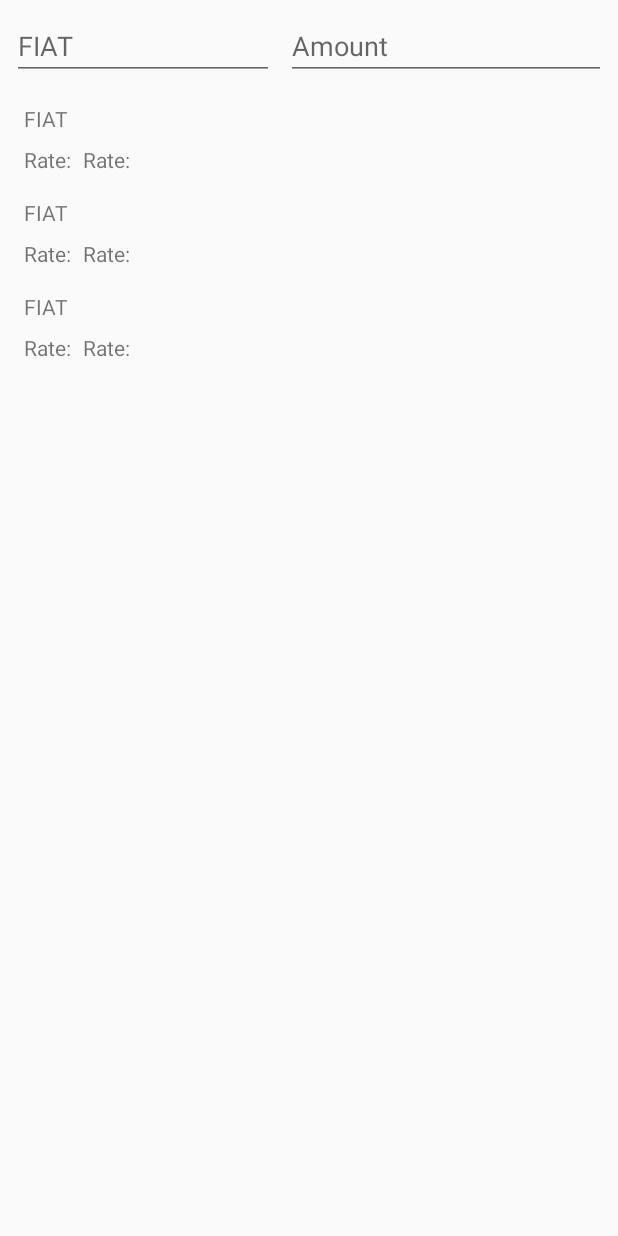
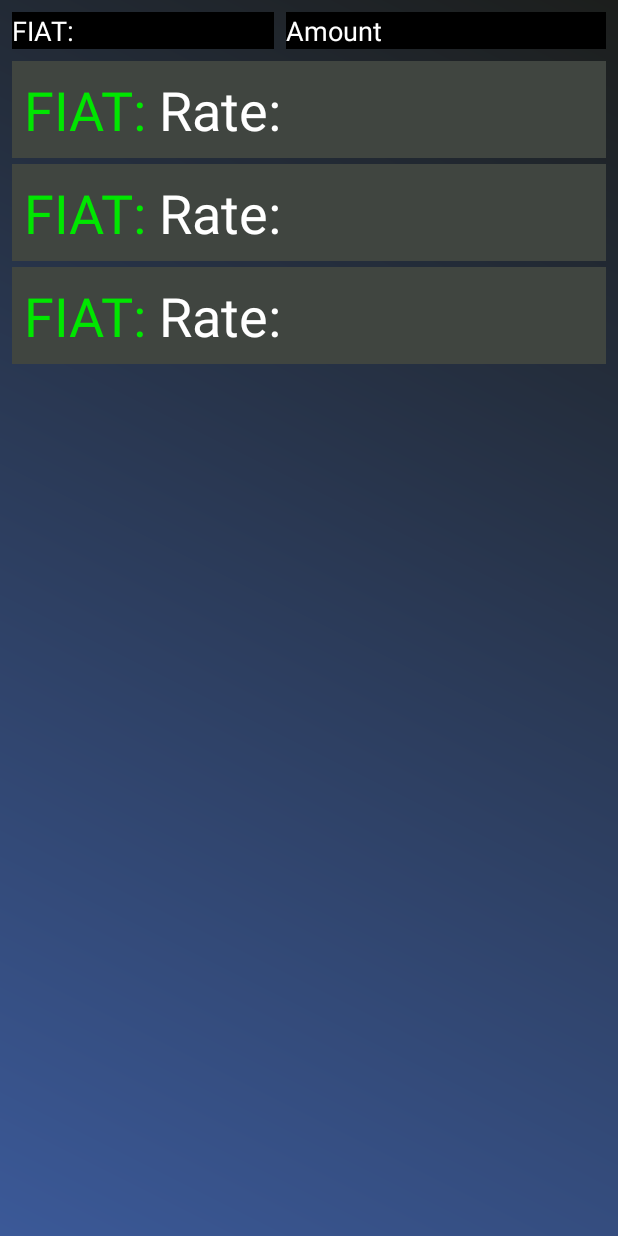
Before and after one commit to androuino/simple_currency_converter, an Android app: the layout fragment_main.xml on its own in the app's theme, with its tools: preview values and no code run, on a phone screen of 412 x 824 dp. Run offline under Robolectric (Android 15) with nearby library versions, the phone set to English and light mode, and no system bars.

Commit message:
update UI

```diff
--- a/app/src/main/java/com/intellisrc/mobiledeveloperchallenge/data/ConversionDataModel.kt
+++ b/app/src/main/java/com/intellisrc/mobiledeveloperchallenge/data/ConversionDataModel.kt
@@ -1,7 +1,7 @@
 package com.intellisrc.mobiledeveloperchallenge.data
 
 data class ConversionDataModel(
-    var success: String = "",
+    var success: Boolean = false,
     var terms: String = "",
     var privacy: String = "",
     var query: Map<String, Any>,
--- a/app/src/main/java/com/intellisrc/mobiledeveloperchallenge/data/HistoricalDataModel.kt
+++ b/app/src/main/java/com/intellisrc/mobiledeveloperchallenge/data/HistoricalDataModel.kt
@@ -1,7 +1,7 @@
 package com.intellisrc.mobiledeveloperchallenge.data
 
 data class HistoricalDataModel(
-    var success: String = "",
+    var success: Boolean = false,
     var terms: String = "",
     var privacy: String = "",
     var historical: Boolean = false,
--- a/app/src/main/java/com/intellisrc/mobiledeveloperchallenge/ui/main/repo/CurrencyLayerImplRepo.kt
+++ b/app/src/main/java/com/intellisrc/mobiledeveloperchallenge/ui/main/repo/CurrencyLayerImplRepo.kt
@@ -29,7 +29,8 @@ class CurrencyLayerImplRepo @Inject constructor() : Repository {
         call.enqueue(object : Callback<CurrencyModel> {
             override fun onResponse(call: Call<CurrencyModel>, response: Response<CurrencyModel>) {
                 if (response.isSuccessful) {
-                    RxBus.publish(RxBus.OBJECT, response.body()!!) // FIXME: RxBus is not a good solution
+                    if (response.body()?.success!!)
+                        RxBus.publish(RxBus.OBJECT, response.body()!!) // FIXME: RxBus is not a good solution
                 }
             }
 
@@ -50,7 +51,8 @@ class CurrencyLayerImplRepo @Inject constructor() : Repository {
                 response: Response<HistoricalDataModel>
             ) {
                 if (response.isSuccessful) {
-                    RxBus.publish(RxBus.HISTORICAL, response.body()!!)
+                    if (response.body()?.success!!)
+                        RxBus.publish(RxBus.HISTORICAL, response.body()!!)
                 }
             }
 
@@ -72,7 +74,7 @@ class CurrencyLayerImplRepo @Inject constructor() : Repository {
                 response: Response<ConversionDataModel>
             ) {
                 if (response.isSuccessful) {
-                    Timber.tag(TAG).i("${response.body()?.result}")
+                    if (response.body()?.success!!)
                     RxBus.publish(RxBus.CONVERSION, response.body()!!)
                 }
             }
--- /dev/null
+++ b/app/src/main/res/drawable/background_app_default.xml
@@ -0,0 +1,8 @@
+<?xml version="1.0" encoding="utf-8"?>
+<shape xmlns:android="http://schemas.android.com/apk/res/android"
+    android:shape="rectangle">
+    <gradient
+        android:startColor="@color/colorStartGradient"
+        android:endColor="@color/colorEndGradient"
+        android:angle="45"/>
+</shape>
--- /dev/null
+++ b/app/src/main/res/drawable/background_for_rv_item.xml
@@ -0,0 +1,9 @@
+<?xml version="1.0" encoding="utf-8"?>
+<layer-list xmlns:android="http://schemas.android.com/apk/res/android">
+    <item>
+        <shape android:shape="rectangle">
+            <solid android:color="@color/colorRvItem" />
+            <corners android:radius="5dp" />
+        </shape>
+    </item>
+</layer-list>
--- a/app/src/main/res/layout/fragment_main.xml
+++ b/app/src/main/res/layout/fragment_main.xml
@@ -12,7 +12,8 @@
 
     <androidx.constraintlayout.widget.ConstraintLayout
         android:layout_width="match_parent"
-        android:layout_height="match_parent">
+        android:layout_height="match_parent"
+        android:background="@drawable/background_app_default">
 
         <androidx.recyclerview.widget.RecyclerView
             android:id="@+id/rvCurrencies"
@@ -36,9 +37,13 @@
             android:layout_marginStart="4dp"
             android:layout_marginTop="8dp"
             android:layout_marginEnd="8dp"
+            android:autofillHints=""
+            android:background="@color/colorBlack"
             android:ems="10"
             android:hint="@string/amount"
             android:inputType="number|textPersonName"
+            android:textColor="@color/colorWhite"
+            android:textColorHint="@color/colorWhite"
             app:layout_constraintEnd_toEndOf="parent"
             app:layout_constraintStart_toEndOf="@+id/autoCompleteConvert"
             app:layout_constraintTop_toTopOf="parent" />
@@ -50,10 +55,13 @@
             android:layout_marginStart="8dp"
             android:layout_marginTop="8dp"
             android:layout_marginEnd="4dp"
+            android:background="@color/colorBlack"
             android:completionThreshold="1"
             android:gravity="center_vertical"
             android:hint="@string/currency"
             android:inputType="textShortMessage"
+            android:textColor="@color/colorWhite"
+            android:textColorHint="@color/colorWhite"
             app:layout_constraintEnd_toStartOf="@+id/etAmount"
             app:layout_constraintStart_toStartOf="parent"
             app:layout_constraintTop_toTopOf="parent" />
--- a/app/src/main/res/layout/rv_currency_items.xml
+++ b/app/src/main/res/layout/rv_currency_items.xml
@@ -4,7 +4,9 @@
     xmlns:tools="http://schemas.android.com/tools"
     android:id="@+id/parentLayout"
     android:layout_width="match_parent"
-    android:layout_height="wrap_content">
+    android:layout_height="wrap_content"
+    android:layout_marginBottom="4dp"
+    android:background="@color/colorRvItem">
 
     <TextView
         android:id="@+id/tvCurrency"
@@ -12,20 +14,15 @@
         android:layout_height="wrap_content"
         android:layout_marginStart="8dp"
         android:layout_marginTop="8dp"
+        android:layout_marginEnd="8dp"
+        android:layout_marginBottom="8dp"
         android:text="@string/currency"
+        android:textColor="@color/colorFIAT"
+        android:textSize="36sp"
+        app:layout_constraintBottom_toBottomOf="parent"
+        app:layout_constraintEnd_toStartOf="@+id/tvRate"
         app:layout_constraintStart_toStartOf="parent"
         app:layout_constraintTop_toTopOf="parent" />
-
-    <TextView
-        android:id="@+id/textView2"
-        android:layout_width="wrap_content"
-        android:layout_height="wrap_content"
-        android:layout_marginStart="8dp"
-        android:layout_marginBottom="8dp"
-        android:text="@string/rate"
-        app:layout_constraintBottom_toBottomOf="parent"
-        app:layout_constraintEnd_toStartOf="@+id/tvRate"
-        app:layout_constraintStart_toStartOf="parent" />
 
     <TextView
         android:id="@+id/tvRate"
@@ -35,7 +32,9 @@
         android:layout_marginTop="8dp"
         android:layout_marginBottom="8dp"
         android:text="@string/rate"
+        android:textColor="@color/colorWhite"
+        android:textSize="36sp"
         app:layout_constraintBottom_toBottomOf="parent"
-        app:layout_constraintStart_toEndOf="@+id/textView2"
-        app:layout_constraintTop_toBottomOf="@+id/tvCurrency" />
+        app:layout_constraintStart_toEndOf="@+id/tvCurrency"
+        app:layout_constraintTop_toTopOf="parent" />
 </androidx.constraintlayout.widget.ConstraintLayout>
--- a/app/src/main/res/values/colors.xml
+++ b/app/src/main/res/values/colors.xml
@@ -1,6 +1,12 @@
 <?xml version="1.0" encoding="utf-8"?>
 <resources>
-    <color name="colorPrimary">#6200EE</color>
+    <color name="colorPrimary">#1c1e1c</color>
     <color name="colorPrimaryDark">#3700B3</color>
     <color name="colorAccent">#03DAC5</color>
+    <color name="colorFIAT">#00e600</color>
+    <color name="colorWhite">#FFFFFF</color>
+    <color name="colorRvItem">#404540</color>
+    <color name="colorStartGradient">#3B5998</color>
+    <color name="colorEndGradient">#1c1e1c</color>
+    <color name="colorBlack">#000000</color>
 </resources>
--- a/app/src/main/res/values/strings.xml
+++ b/app/src/main/res/values/strings.xml
@@ -1,7 +1,7 @@
 <resources>
     <string name="app_name">Simple FIAT converter</string>
     <!-- TEXTVIEW -->
-    <string name="currency">FIAT</string>
+    <string name="currency">FIAT:</string>
     <string name="rate">Rate:</string>
     <!-- PLAIN TEXT -->
     <string name="amount">Amount</string>
--- a/app/src/main/res/values/styles.xml
+++ b/app/src/main/res/values/styles.xml
@@ -1,7 +1,7 @@
 <resources>
 
     <!-- Base application theme. -->
-    <style name="AppTheme" parent="Theme.AppCompat.Light.DarkActionBar">
+    <style name="AppTheme" parent="Theme.AppCompat.DayNight.NoActionBar">
         <!-- Customize your theme here. -->
         <item name="colorPrimary">@color/colorPrimary</item>
         <item name="colorPrimaryDark">@color/colorPrimaryDark</item>
```
